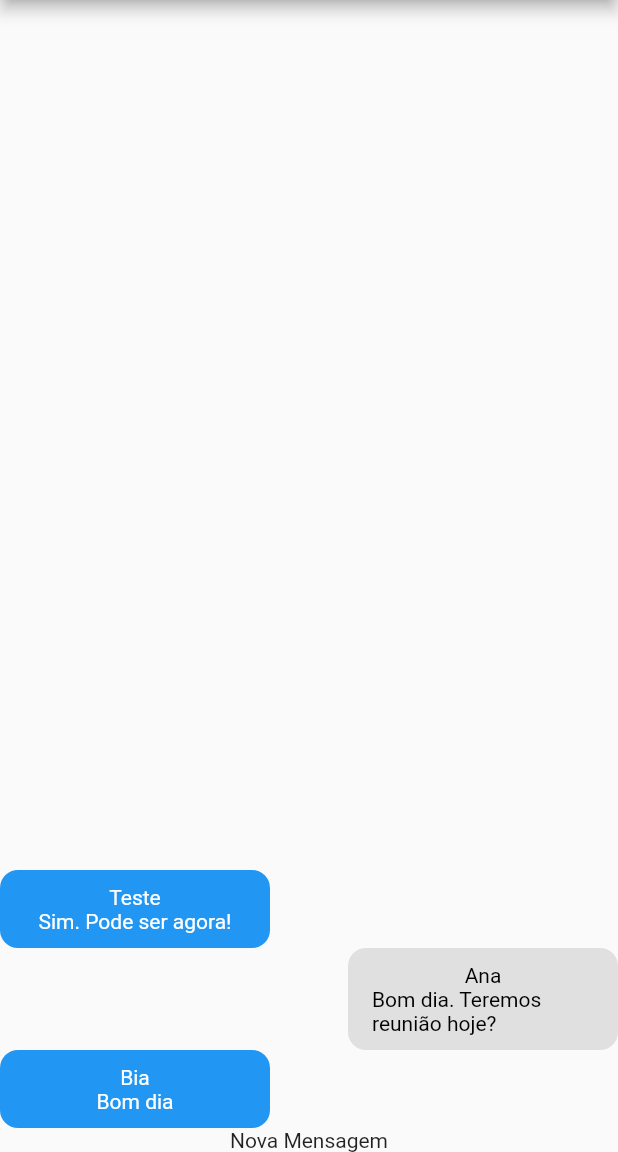
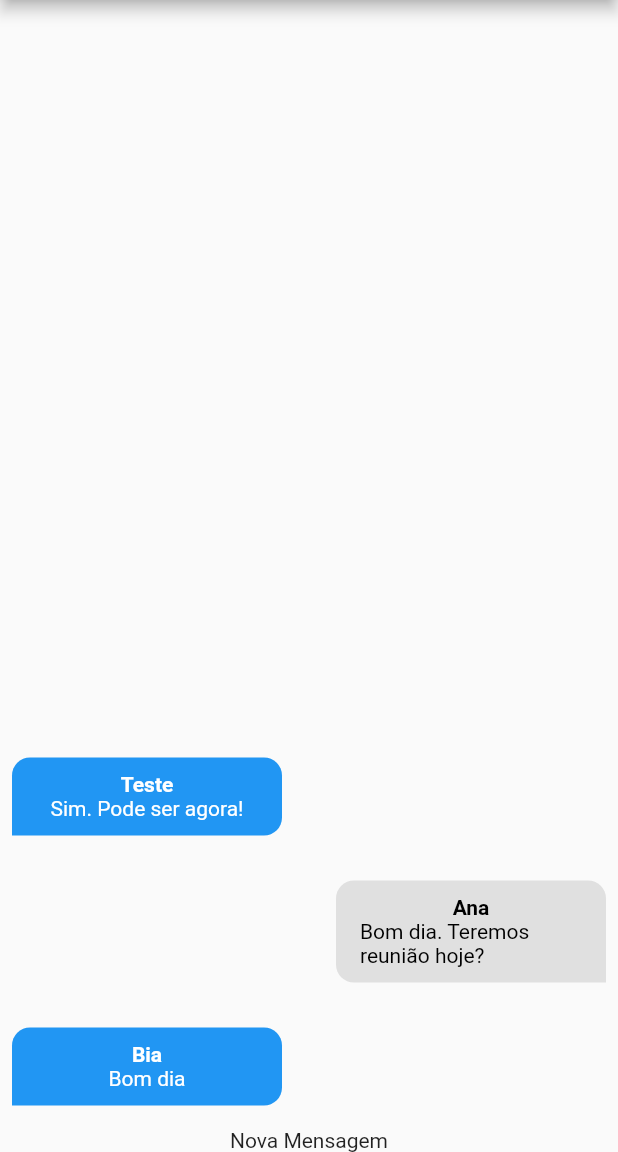
Before and after one commit to EduardoMoreira26/Flutter-Chat-Firebase, a Flutter app: the screen it shows after launch, on a phone screen of 412 x 824 dp, the part 84-1236 px from its top. Run offline on Flutter 3.47's test engine with Material 2 defaults, Android fonts, the phone set to English and light mode, and no system bars; our stand-ins replace image_picker; accounts and stored records are empty.

Commit message:
message_bubble

```diff
--- a/lib/components/message_bubble.dart
+++ b/lib/components/message_bubble.dart
@@ -20,22 +20,32 @@ class MessageBubble extends StatelessWidget {
             color: belongsToCurrentUser
                 ? Colors.grey.shade300
                 : Theme.of(context).accentColor,
-            borderRadius: BorderRadius.all(
-              Radius.circular(12),
+            borderRadius: BorderRadius.only(
+              topLeft: Radius.circular(12),
+              topRight: Radius.circular(12),
+              bottomLeft: belongsToCurrentUser
+                  ? Radius.circular(12)
+                  : Radius.circular(0),
+              bottomRight: belongsToCurrentUser
+                  ? Radius.circular(0)
+                  : Radius.circular(12),
             ),
           ),
           width: 180,
           padding: EdgeInsets.symmetric(vertical: 10, horizontal: 16),
+          margin: EdgeInsets.symmetric(vertical: 15, horizontal: 8),
           child: Column(
             children: [
               Text(
                 message.userName,
                 style: TextStyle(
-                    color: belongsToCurrentUser ? Colors.black : Colors.white),
+                  color: belongsToCurrentUser ? Colors.black : Colors.white,
+                  fontWeight: FontWeight.bold,
+                ),
               ),
               Text(
                 message.text,
-                 style: TextStyle(
+                style: TextStyle(
                     color: belongsToCurrentUser ? Colors.black : Colors.white),
               ),
             ],
```
